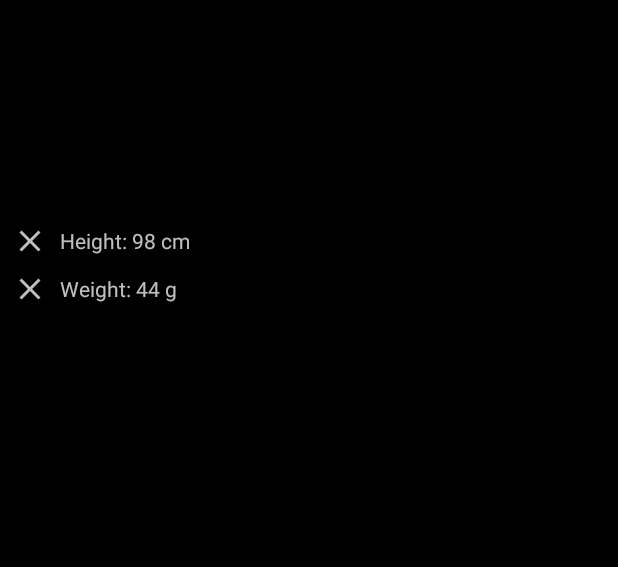
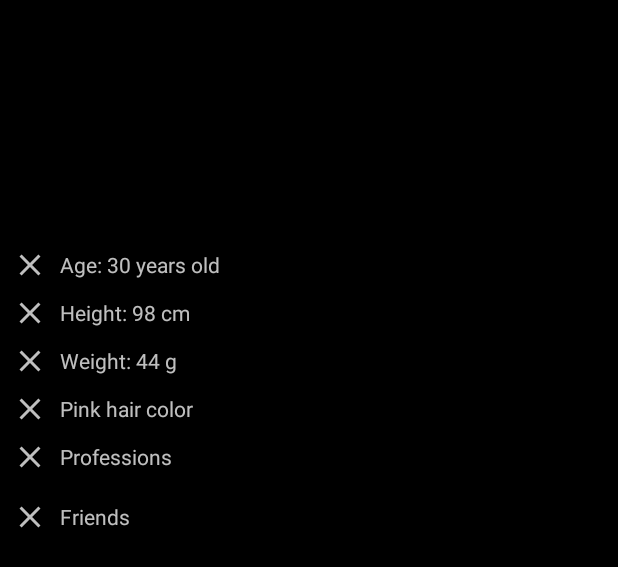
Before and after one commit to AlfredoBejarano/Brastlewark, an Android app: the layout activity_gnome.xml on its own in the app's theme, with its tools: preview values and no code run, on a phone screen of 412 x 824 dp. Shown: the top 567 px of the screen. Run offline under Robolectric (Android 15) with nearby library versions, the phone set to English and light mode, and no system bars; network calls fail.

Commit message:
Update activity_gnome.xml

```diff
--- a/app/src/main/res/layout/activity_gnome.xml
+++ b/app/src/main/res/layout/activity_gnome.xml
@@ -1,4 +1,13 @@
 <?xml version="1.0" encoding="utf-8"?>
+<layout>
+
+    <data>
+
+        <variable
+            name="gnome"
+            type="me.alfredobejarano.brastlewark.model.Gnome" />
+    </data>
+
     <ScrollView xmlns:android="http://schemas.android.com/apk/res/android"
         xmlns:tools="http://schemas.android.com/tools"
         android:layout_width="match_parent"
@@ -24,6 +33,7 @@
                 android:layout_below="@id/gnomeProfilePicture"
                 android:layout_alignParentStart="true"
                 android:layout_alignParentEnd="true"
+                android:layout_marginTop="16dp"
                 android:alpha="0.7"
                 android:gravity="center"
                 android:maxLines="1"
@@ -31,7 +41,7 @@
                 android:textStyle="bold" />
 
             <TextView
-            android:id="@+id/gnomeHeight"
+                android:id="@+id/gnomeAge"
                 android:layout_width="match_parent"
                 android:layout_height="wrap_content"
                 android:layout_below="@id/gnomeName"
@@ -40,6 +50,20 @@
                 android:drawableStart="@drawable/ic_close_white_24dp"
                 android:drawablePadding="8dp"
                 android:gravity="start|center_vertical"
+                android:text="@{String.format(@string/gnome_age, gnome.age)}"
+                tools:text="Age: 30 years old" />
+
+            <TextView
+                android:id="@+id/gnomeHeight"
+                android:layout_width="match_parent"
+                android:layout_height="wrap_content"
+                android:layout_below="@id/gnomeAge"
+                android:layout_marginTop="8dp"
+                android:alpha="0.75"
+                android:drawableStart="@drawable/ic_close_white_24dp"
+                android:drawablePadding="8dp"
+                android:gravity="start|center_vertical"
+                android:text="@{String.format(@string/gnome_height, gnome.height)}"
                 tools:text="Height: 98 cm" />
 
             <TextView
@@ -52,6 +76,64 @@
                 android:drawableStart="@drawable/ic_close_white_24dp"
                 android:drawablePadding="8dp"
                 android:gravity="start|center_vertical"
+                android:text="@{String.format(@string/gnome_weight, gnome.weight)}"
                 tools:text="Weight: 44 g" />
+
+            <TextView
+                android:id="@+id/gnomeHairColor"
+                android:layout_width="match_parent"
+                android:layout_height="wrap_content"
+                android:layout_below="@id/gnomeWeight"
+                android:layout_marginTop="8dp"
+                android:alpha="0.75"
+                android:drawableStart="@drawable/ic_close_white_24dp"
+                android:drawablePadding="8dp"
+                android:gravity="start|center_vertical"
+                android:text="@{String.format(@string/gnome_hair_color, gnome.hairColor)}"
+                tools:text="Pink hair color" />
+
+            <TextView
+                android:id="@+id/gnomeProfessions"
+                android:layout_width="match_parent"
+                android:layout_height="wrap_content"
+                android:layout_below="@id/gnomeHairColor"
+                android:layout_marginTop="8dp"
+                android:alpha="0.75"
+                android:drawableStart="@drawable/ic_close_white_24dp"
+                android:drawablePadding="8dp"
+                android:gravity="start|center_vertical"
+                android:text="@string/professions" />
+
+            <ListView
+                android:id="@+id/gnomeProfessionsList"
+                android:layout_width="match_parent"
+                android:layout_height="wrap_content"
+                android:layout_below="@id/gnomeProfessions"
+                android:layout_alignParentStart="true"
+                android:layout_alignParentEnd="true"
+                android:layout_marginTop="8dp" />
+
+            <TextView
+                android:id="@+id/gnomeFriends"
+                android:layout_width="match_parent"
+                android:layout_height="wrap_content"
+                android:layout_below="@id/gnomeProfessionsList"
+                android:layout_marginTop="8dp"
+                android:alpha="0.75"
+                android:drawableStart="@drawable/ic_close_white_24dp"
+                android:drawablePadding="8dp"
+                android:gravity="start|center_vertical"
+                android:text="@string/friends" />
+
+            <ListView
+                android:id="@+id/gnomeFriendsList"
+                android:layout_width="match_parent"
+                android:layout_height="wrap_content"
+                android:layout_below="@id/gnomeFriends"
+                android:layout_alignParentStart="true"
+                android:layout_alignParentEnd="true"
+                android:layout_marginTop="8dp" />
+
         </RelativeLayout>
     </ScrollView>
+</layout>
--- a/app/src/main/res/values/strings.xml
+++ b/app/src/main/res/values/strings.xml
@@ -1,5 +1,5 @@
 <resources>
-    <string name="gnome_name">%1$s\nAge: %2$d</string>
+    <string name="gnome_name">%1$s\nAge: %2$d years old</string>
     <string name="app_name">Brastlewark</string>
     <string name="search_gnome_name">Search gnome by name</string>
     <string name="filter">Filter Gnomes</string>
@@ -11,4 +11,9 @@
     <string name="hair_color">Hair color</string>
     <string name="professions">Professions</string>
     <string name="apply_filters">Apply Filters</string>
+    <string name="gnome_age">Age: %1$d years old</string>
+    <string name="gnome_height">Height: %1$d cm</string>
+    <string name="gnome_weight">Weight: %1$d g</string>
+    <string name="gnome_hair_color">%1$s hair color</string>
+    <string name="friends">Friends</string>
 </resources>
```
Lines whose indentation alone changed are shown as unchanged.
